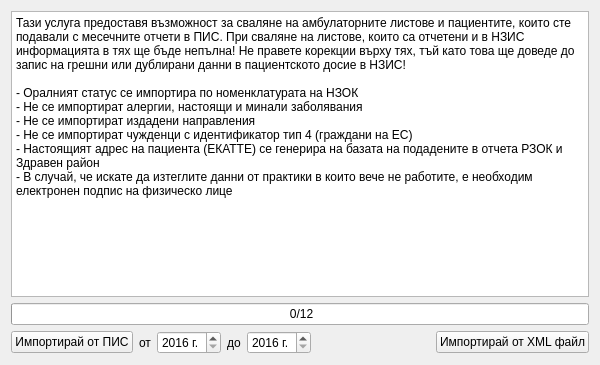
This is src/View/Widgets/PisImportView.ui in thefinalcutbg/DinoDent as Qt 5 draws it before an edit. The edited form follows.
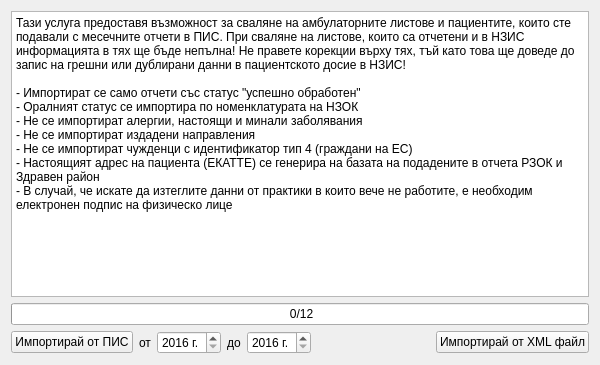
This is the edited form.

```diff
--- a/src/View/Widgets/PisImportView.ui
+++ b/src/View/Widgets/PisImportView.ui
@@ -28,6 +28,7 @@
      <property name="plainText">
       <string>Тази услуга предоставя възможност за сваляне на амбулаторните листове и пациентите, които сте подавали с месечните отчети в ПИС. При сваляне на листове, които са отчетени и в НЗИС информацията в тях ще бъде непълна! Не правете корекции върху тях, тъй като това ще доведе до запис на грешни или дублирани данни в пациентското досие в НЗИС!
 
+- Импортират се само отчети със статус &quot;успешно обработен&quot;
 - Оралният статус се импортира по номенклатурата на НЗОК
 - Не се импортират алергии, настоящи и минали заболявания
 - Не се импортират издадени направления
```
